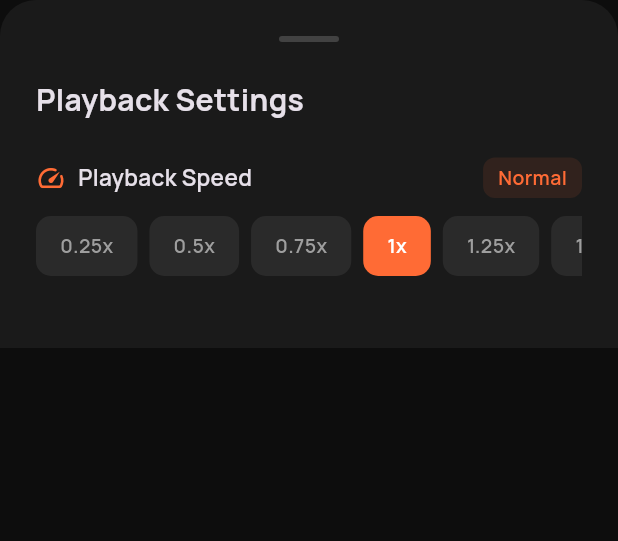
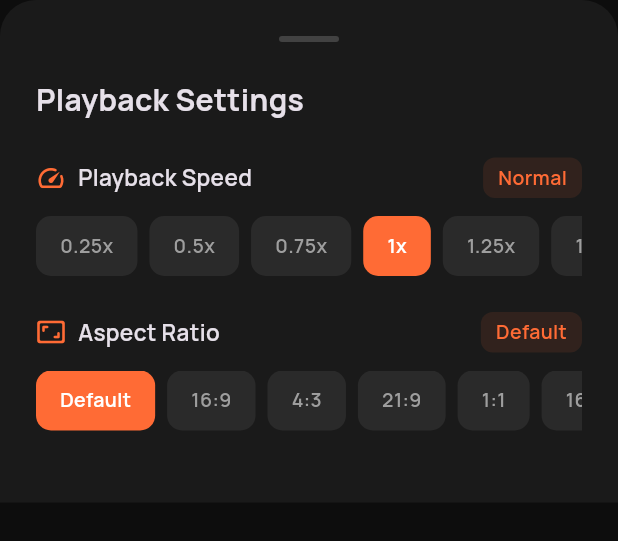
Before and after one commit to kichuman28/VLC-Remote, a Flutter app: the MediaSettingsSheet widget shown alone on an empty page, opened directly, on a phone screen of 412 x 824 dp. Shown: the top 541 px of the screen. Run offline on Flutter 3.47's test engine with Material 3 defaults, Android fonts, the phone set to English and light mode, and no system bars; our stand-ins replace google_fonts, shared_preferences; accounts and stored records are empty.

Commit message:
Update: Added incremental volume controls and aspect ratio changing feature

```diff
--- a/lib/providers/vlc_provider.dart
+++ b/lib/providers/vlc_provider.dart
@@ -560,6 +560,25 @@ class VlcProvider extends ChangeNotifier {
     }
   }
 
+  /// Currently selected aspect ratio (for UI state)
+  String _currentAspectRatio = 'default';
+  String get currentAspectRatio => _currentAspectRatio;
+
+  /// Set aspect ratio
+  Future<void> setAspectRatio(String ratio) async {
+    if (_apiService == null) return;
+
+    // Optimistic Update
+    _currentAspectRatio = ratio;
+    notifyListeners();
+
+    try {
+      await _apiService!.setAspectRatio(ratio);
+    } catch (e) {
+      debugPrint('Aspect ratio error: $e');
+    }
+  }
+
   // ============================================================
   // CLEANUP
   // ============================================================
--- a/lib/services/vlc_api_service.dart
+++ b/lib/services/vlc_api_service.dart
@@ -322,6 +322,14 @@ class VlcApiService {
     await _sendCommand('rate', {'val': rate.toString()});
   }
 
+  /// Set aspect ratio
+  ///
+  /// Valid values: 1:1, 4:3, 5:4, 16:9, 16:10, 221:100, 235:100, 239:100
+  /// Use "default" to reset to video's native aspect ratio
+  Future<void> setAspectRatio(String ratio) async {
+    await _sendCommand('aspectratio', {'val': ratio});
+  }
+
   // ============================================================
   // FILE BROWSING
   // ============================================================
--- a/lib/widgets/media_settings_sheet.dart
+++ b/lib/widgets/media_settings_sheet.dart
@@ -66,6 +66,10 @@ class MediaSettingsSheet extends StatelessWidget {
 
                   // Playback Speed
                   _buildSpeedSection(context, provider, status, theme),
+                  const SizedBox(height: 24),
+
+                  // Aspect Ratio
+                  _buildAspectRatioSection(context, provider, theme),
                   const SizedBox(height: 24),
 
                   // Audio Track
@@ -160,6 +164,104 @@ class MediaSettingsSheet extends StatelessWidget {
                   alignment: Alignment.center,
                   child: Text(
                     speed == 1.0 ? '1x' : '${speed}x',
+                    style: GoogleFonts.manrope(
+                      fontSize: 13,
+                      fontWeight: FontWeight.w600,
+                      color: isSelected
+                          ? Colors.white
+                          : theme.colorScheme.onSurfaceVariant,
+                    ),
+                  ),
+                ),
+              );
+            },
+          ),
+        ),
+      ],
+    );
+  }
+
+  Widget _buildAspectRatioSection(
+    BuildContext context,
+    VlcProvider provider,
+    ThemeData theme,
+  ) {
+    // Common aspect ratios
+    final aspectRatios = [
+      {'value': 'default', 'label': 'Default'},
+      {'value': '16:9', 'label': '16:9'},
+      {'value': '4:3', 'label': '4:3'},
+      {'value': '21:9', 'label': '21:9'},
+      {'value': '1:1', 'label': '1:1'},
+      {'value': '16:10', 'label': '16:10'},
+    ];
+
+    return Column(
+      crossAxisAlignment: CrossAxisAlignment.start,
+      children: [
+        Row(
+          children: [
+            Icon(
+              Icons.aspect_ratio_rounded,
+              size: 20,
+              color: theme.colorScheme.primary,
+            ),
+            const SizedBox(width: 8),
+            Text(
+              'Aspect Ratio',
+              style: GoogleFonts.manrope(
+                fontSize: 15,
+                fontWeight: FontWeight.w600,
+              ),
+            ),
+            const Spacer(),
+            Container(
+              padding: const EdgeInsets.symmetric(horizontal: 10, vertical: 4),
+              decoration: BoxDecoration(
+                color: theme.colorScheme.primary.withValues(alpha: 0.1),
+                borderRadius: BorderRadius.circular(8),
+              ),
+              child: Text(
+                provider.currentAspectRatio == 'default'
+                    ? 'Default'
+                    : provider.currentAspectRatio,
+                style: GoogleFonts.manrope(
+                  fontSize: 13,
+                  fontWeight: FontWeight.w600,
+                  color: theme.colorScheme.primary,
+                ),
+              ),
+            ),
+          ],
+        ),
+        const SizedBox(height: 12),
+        SizedBox(
+          height: 40,
+          child: ListView.separated(
+            scrollDirection: Axis.horizontal,
+            itemCount: aspectRatios.length,
+            separatorBuilder: (_, __) => const SizedBox(width: 8),
+            itemBuilder: (context, index) {
+              final ratio = aspectRatios[index];
+              final isSelected = provider.currentAspectRatio == ratio['value'];
+
+              return GestureDetector(
+                onTap: () {
+                  HapticFeedback.lightImpact();
+                  provider.setAspectRatio(ratio['value']!);
+                },
+                child: AnimatedContainer(
+                  duration: const Duration(milliseconds: 200),
+                  padding: const EdgeInsets.symmetric(horizontal: 16),
+                  decoration: BoxDecoration(
+                    color: isSelected
+                        ? theme.colorScheme.primary
+                        : theme.colorScheme.surfaceContainerHighest,
+                    borderRadius: BorderRadius.circular(10),
+                  ),
+                  alignment: Alignment.center,
+                  child: Text(
+                    ratio['label']!,
                     style: GoogleFonts.manrope(
                       fontSize: 13,
                       fontWeight: FontWeight.w600,
```
Also changed, not shown: lib/widgets/volume_slider.dart (+69 -1 lines).
